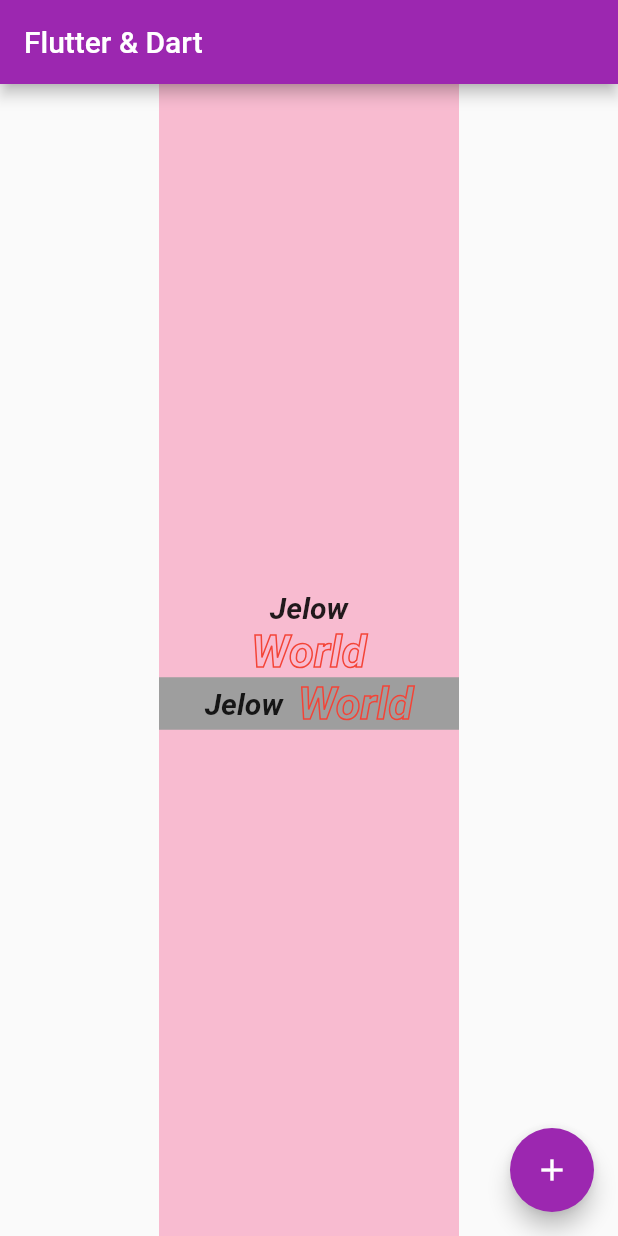
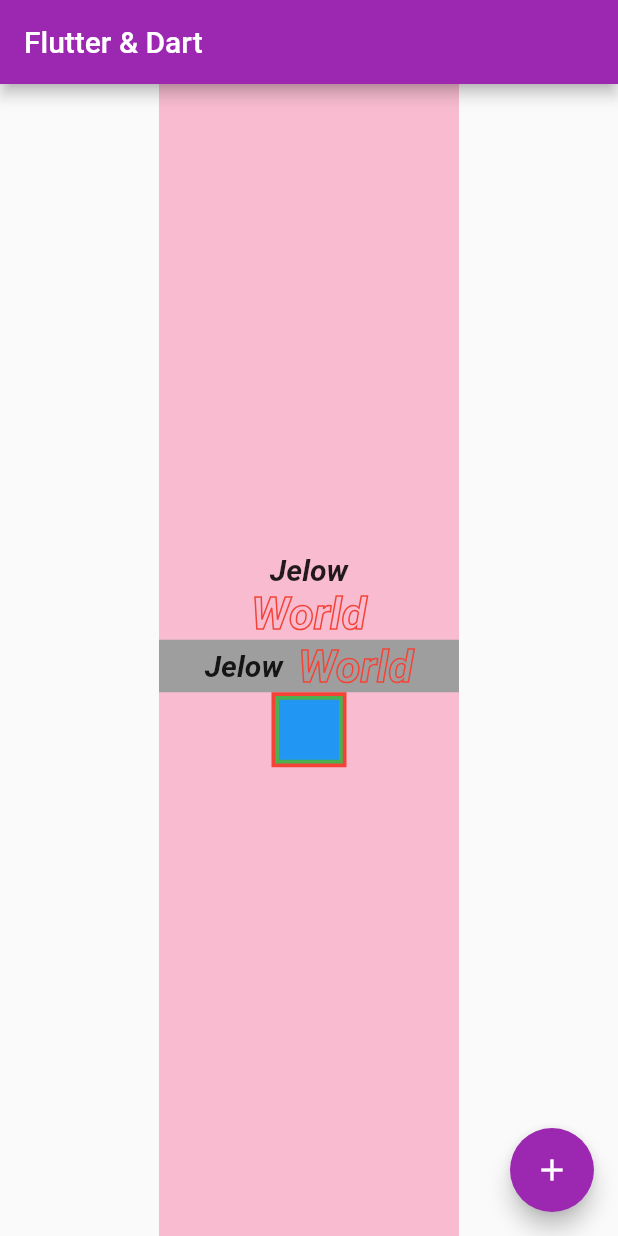
Before and after one commit to DiaDeMuertos/Udemy_section2, a Flutter app: the screen it shows after launch, on a phone screen of 412 x 824 dp. Run offline on Flutter 3.47's test engine with Material 2 defaults, Android fonts, the phone set to English and light mode, and no system bars.

Commit message:
added stack widget

```diff
--- a/lib/main.dart
+++ b/lib/main.dart
@@ -101,6 +101,26 @@ class _MyHomePageState extends State<MyHomePage> {
                     )
                   ],
                 ),
+              ),
+              Stack(
+                alignment: AlignmentDirectional.center,
+                children: <Widget>[
+                  Container(
+                    width: 50,
+                    height: 50,
+                    color: Colors.red,
+                  ),
+                  Container(
+                    width: 45,
+                    height: 45,
+                    color: Colors.green,
+                  ),
+                  Container(
+                    width: 40,
+                    height: 40,
+                    color: Colors.blue,
+                  ),
+                ],
               )
             ],
           ),
```
